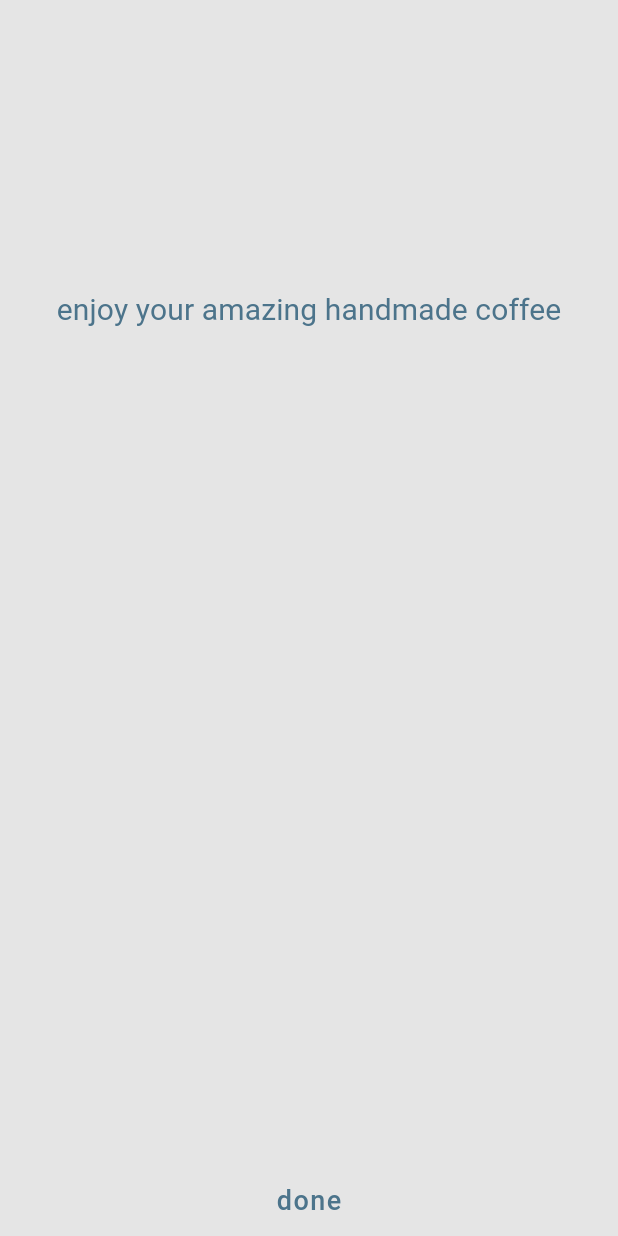
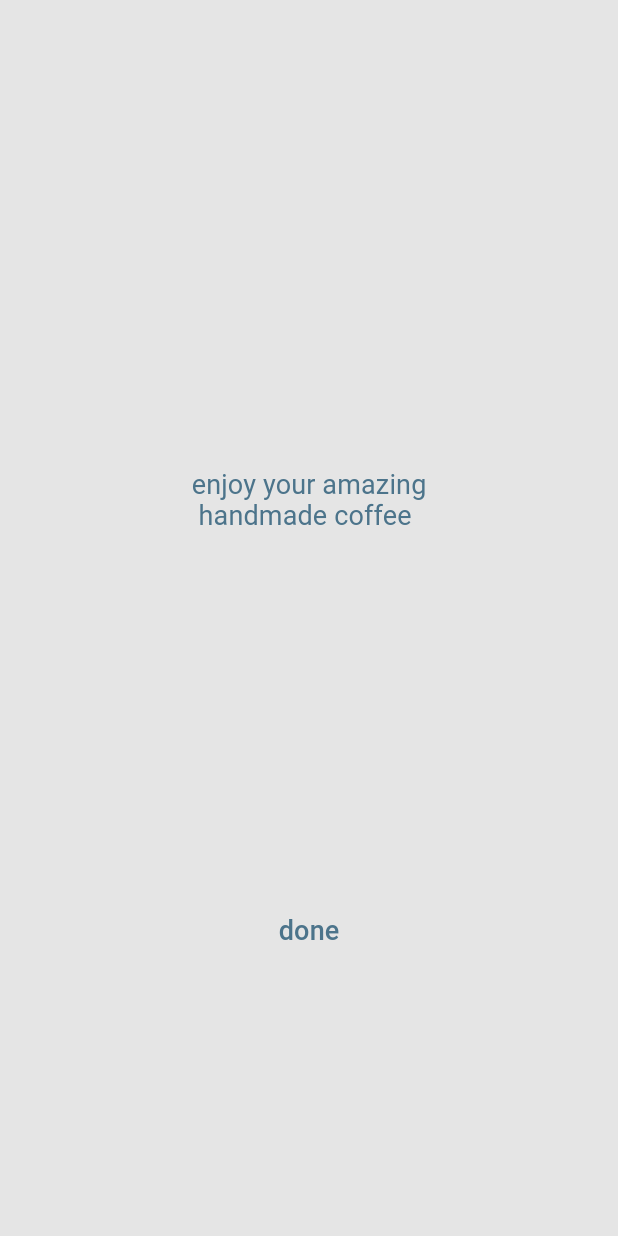
Before and after one commit to utrgv-software-engineering/homebrew-dripper-JohnAstro, a Flutter app: the DoneScreen screen opened directly, on a phone screen of 412 x 824 dp. Run offline on Flutter 3.47's test engine with Material 2 defaults, Android fonts, the phone set to English and light mode, and no system bars; Roboto replaces fonts that are missing (Monserrat, Monteserrat).

Commit message:
fixed ui

```diff
--- a/lib/screens/done_screen.dart
+++ b/lib/screens/done_screen.dart
@@ -8,36 +8,29 @@ class DoneScreen extends StatelessWidget {
       backgroundColor: Color(0xFFE5E5E5),
       body: Center(
         child: Column(
-          mainAxisAlignment: MainAxisAlignment.center,
           children: [
-            Expanded(
-                child: Container(
-                    child: Align(
-                        alignment: Alignment.center,
-                        child: Text("enjoy your amazing handmade coffee",
+            Container(
+                padding: EdgeInsets.only(top: 312, bottom: 242),
+                child: Text("enjoy your amazing\n handmade coffee",
                     style: TextStyle(
                         fontFamily: 'Monteserrat',
-                                fontSize: 20,
+                        fontSize: 18,
                         letterSpacing: 0.1,
-                                color: Color(0xFF4C748B)))))),
-            Expanded(
-                child: Container(
-                    child: Align(
-                        alignment: Alignment.bottomCenter,
+                        color: Color(0xFF4C748B)))),
+            Container(
                 child: TextButton(
                     onPressed: () {
                       Navigator.pushReplacement(
                           context,
                           MaterialPageRoute(
-                                      builder: (context) =>
-                                          RecipeSelectionScreen()));
+                              builder: (context) => RecipeSelectionScreen()));
                     },
                     child: Text("done",
                         style: TextStyle(
                             color: Color(0xFF4C748B),
                             fontSize: 18,
-                                    fontFamily: 'Monserrat',
-                                    letterSpacing: 1))))))
+                            fontFamily: 'Monteserrat',
+                            letterSpacing: 0.1))))
           ],
         ),
       ),
```
Lines whose indentation alone changed are shown as unchanged.
